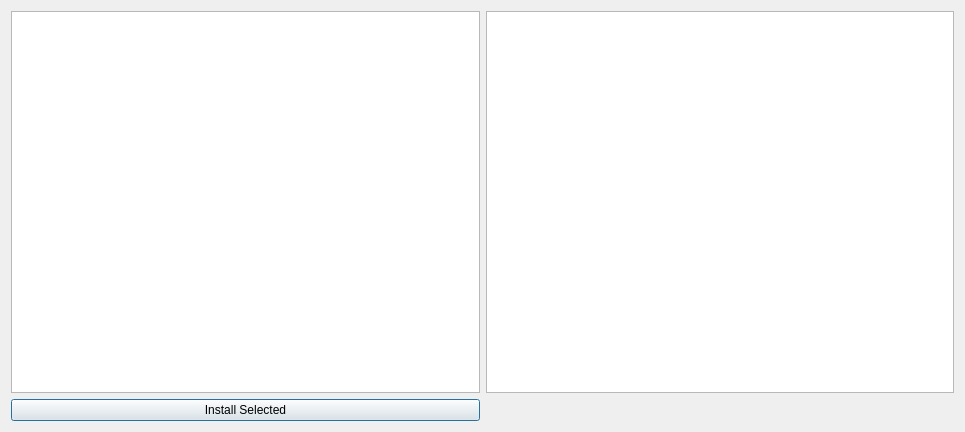
This is avogadro/qtplugins/plugindownloader/pluginmanagerwidget.ui in OpenChemistry/avogadrolibs as Qt 5 draws it before an edit. The edited form follows.
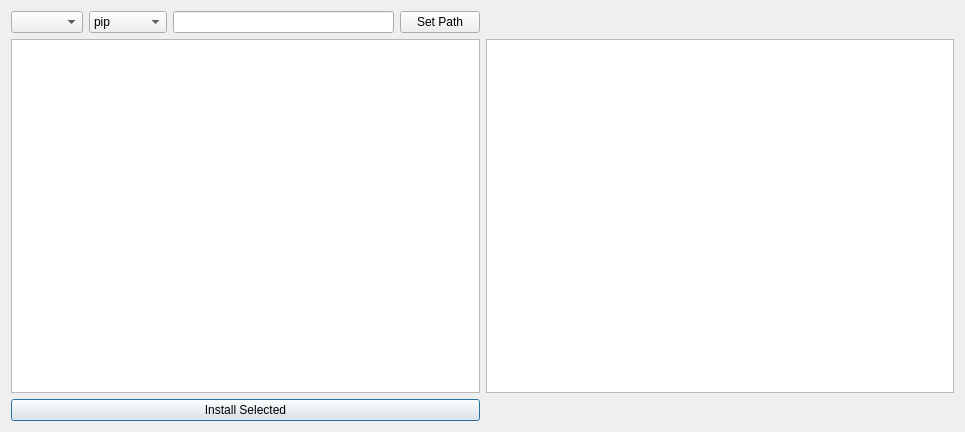
This is the edited form.

Commit message: layout & installRequirements

Patch:
```diff
--- a/avogadro/qtplugins/plugindownloader/pluginmanagerwidget.ui
+++ b/avogadro/qtplugins/plugindownloader/pluginmanagerwidget.ui
@@ -14,19 +14,58 @@
    <string>Manage Plugins</string>
   </property>
   <layout class="QGridLayout" name="gridLayout">
-   <item row="1" column="0">
+   <item row="2" column="0">
+    <widget class="QTableWidget" name="repoTable"/>
+   </item>
+   <item row="3" column="0">
     <widget class="QPushButton" name="installButton">
      <property name="text">
       <string>Install Selected</string>
      </property>
     </widget>
    </item>
-   <item row="0" column="0">
-    <widget class="QTableWidget" name="repoTable"/>
-   </item>
-   <item row="0" column="1">
+   <item row="2" column="1">
     <widget class="QTextBrowser" name="pluginDescriptionBrowser"/>
    </item>
+   <item row="0" column="0">
+    <layout class="QHBoxLayout" name="horizontalLayout" stretch="0,0,0,0">
+     <property name="sizeConstraint">
+      <enum>QLayout::SetDefaultConstraint</enum>
+     </property>
+     <item>
+      <widget class="QComboBox" name="environmentSelection"/>
+     </item>
+     <item>
+      <widget class="QComboBox" name="installMethod">
+       <item>
+        <property name="text">
+         <string>pip</string>
+        </property>
+       </item>
+       <item>
+        <property name="text">
+         <string>conda</string>
+        </property>
+       </item>
+       <item>
+        <property name="text">
+         <string>no install</string>
+        </property>
+       </item>
+      </widget>
+     </item>
+     <item>
+      <widget class="QLineEdit" name="pythonPathInput"/>
+     </item>
+     <item>
+      <widget class="QPushButton" name="setPythonPath">
+       <property name="text">
+        <string>Set Path</string>
+       </property>
+      </widget>
+     </item>
+    </layout>
+   </item>
   </layout>
  </widget>
  <resources/>
```
The commit also changes 1 other file.
